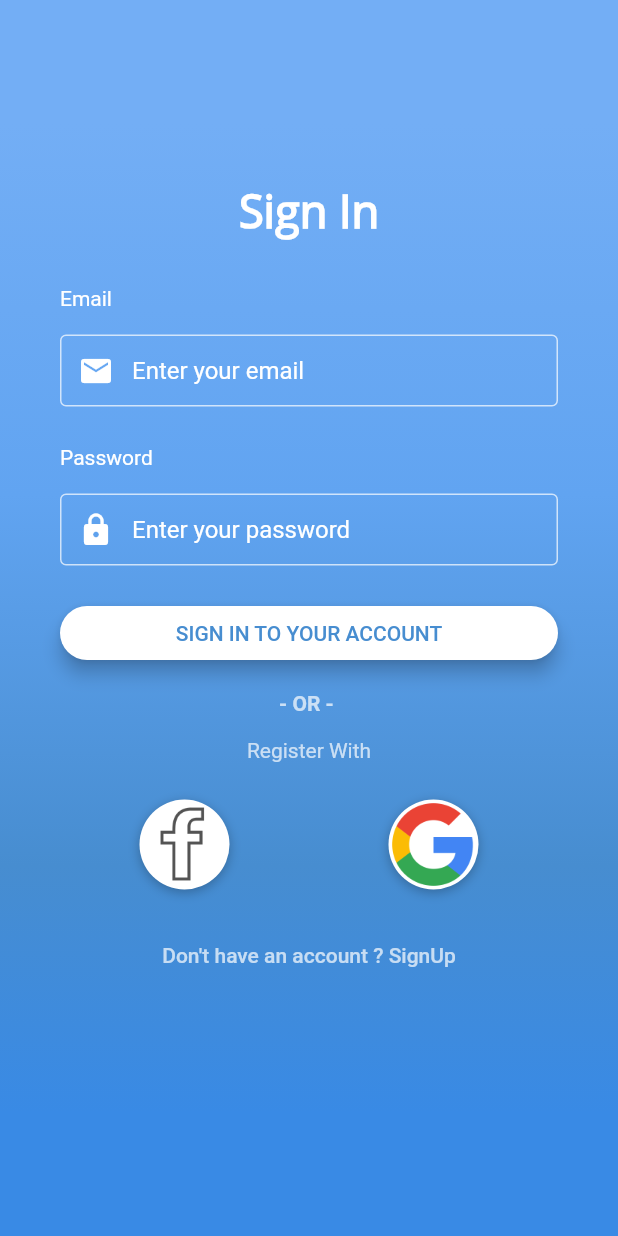
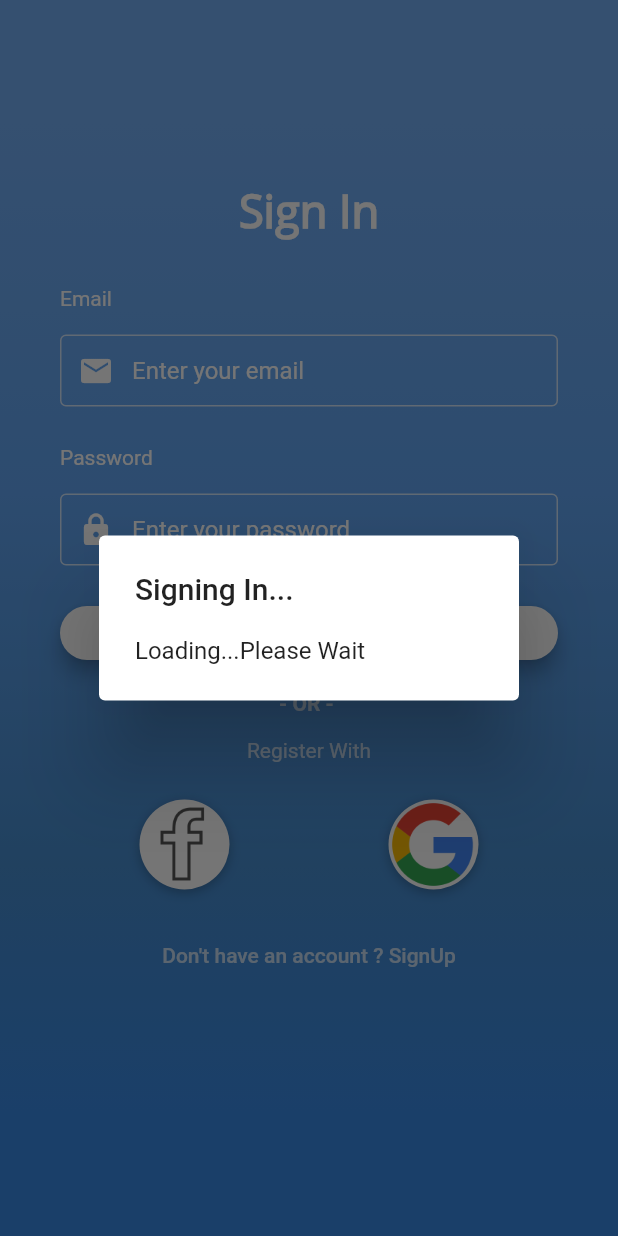
Before and after one commit to saranrajshri/Flutter-ChatApp, a Flutter app: the screen it shows after launch, after a tap on "SIGN IN TO YOUR ACCOUNT", on a phone screen of 412 x 824 dp. Run offline on Flutter 3.47's test engine with Material 2 defaults, Android fonts, the phone set to English and light mode, and no system bars; our stand-ins replace cloud_firestore, firebase_auth; accounts and stored records are empty.

Commit message:
Bugs Fixed

```diff
--- a/lib/main.dart
+++ b/lib/main.dart
@@ -2,6 +2,7 @@ import 'package:flutter/material.dart';
 import 'package:newapp/screens/login.dart';
 import 'package:newapp/screens/register.dart';
 import 'package:newapp/screens/dashboard.dart';
+import 'package:newapp/screens/splashScreen.dart';
 
 void main() => runApp(MyApp());
 
@@ -10,11 +11,11 @@ class MyApp extends StatelessWidget {
   Widget build(BuildContext context) {
     return MaterialApp(
       debugShowCheckedModeBanner: false,
-      home: Login(),
+      home: SplashScreen(),
       routes: <String, WidgetBuilder>{
         '/login': (context) => Login(),
         '/register': (context) => Register(),
-        '/dashboard':(context)=>DashBoard(),
+        '/dashboard': (context) => DashBoard(),
       },
     );
   }
--- a/lib/screens/login.dart
+++ b/lib/screens/login.dart
@@ -14,7 +14,6 @@ class _LoginState extends State<Login> {
   String password;
   final GlobalKey<ScaffoldState> _scaffoldKey = new GlobalKey<ScaffoldState>();
 
-
   // Snackbar alert
   _showSnackBar(String message, String variant) {
     final snackBar = SnackBar(
@@ -25,12 +24,27 @@ class _LoginState extends State<Login> {
     _scaffoldKey.currentState.showSnackBar(snackBar);
   }
 
+  void _showLoadingAlert() {
+    showDialog(
+        context: context,
+        builder: (BuildContext context) {
+          return AlertDialog(
+            title: Text("Signing In..."),
+            content: Container(
+              child: Text("Loading...Please Wait"),
+            ),
+          );
+        });
+  }
+
   // Firebase Login
   Future<String> signIn(String email, String password) async {
-     FirebaseUser user;
+    _showLoadingAlert();
+    FirebaseUser user;
     try {
       user = (await FirebaseAuth.instance
-          .signInWithEmailAndPassword(email: email, password: password)).user;
+              .signInWithEmailAndPassword(email: email, password: password))
+          .user;
       Navigator.pushNamed(context, '/dashboard');
     } catch (e) {
       _showSnackBar(e.message, "danger");
--- /dev/null
+++ b/lib/screens/splashScreen.dart
@@ -0,0 +1,35 @@
+import 'package:flutter/material.dart';
+import 'dart:async';
+
+class SplashScreen extends StatefulWidget {
+  @override
+  State<StatefulWidget> createState() {
+    return _SplashScreenState();
+  }
+}
+
+class _SplashScreenState extends State<SplashScreen> {
+  startTime() async {
+    var _duration = Duration(seconds: 2);
+    return Timer(_duration, navigationPage);
+  }
+
+  void navigationPage() {
+    Navigator.of(context).pushReplacementNamed('/login');
+  }
+
+  @override
+  void initState() {
+    super.initState();
+    startTime();
+  }
+
+  @override
+  Widget build(BuildContext context) {
+    return Scaffold(
+      body: Center(
+        child: Image(image: AssetImage('assets/icons/ic-launcher.png')),
+      ),
+    );
+  }
+}
--- a/pubspec.yaml
+++ b/pubspec.yaml
@@ -53,6 +53,7 @@ flutter:
   assets:
    - assets/logos/facebook.png
    - assets/logos/google.png
+   - assets/icons/ic-launcher.png
 
   #  - images/a_dot_ham.jpeg
 
```
Also changed, not shown: lib/components/Dashboard/Messages.dart (+43 -3 lines), lib/screens/dashboard.dart (+12 -0 lines).
